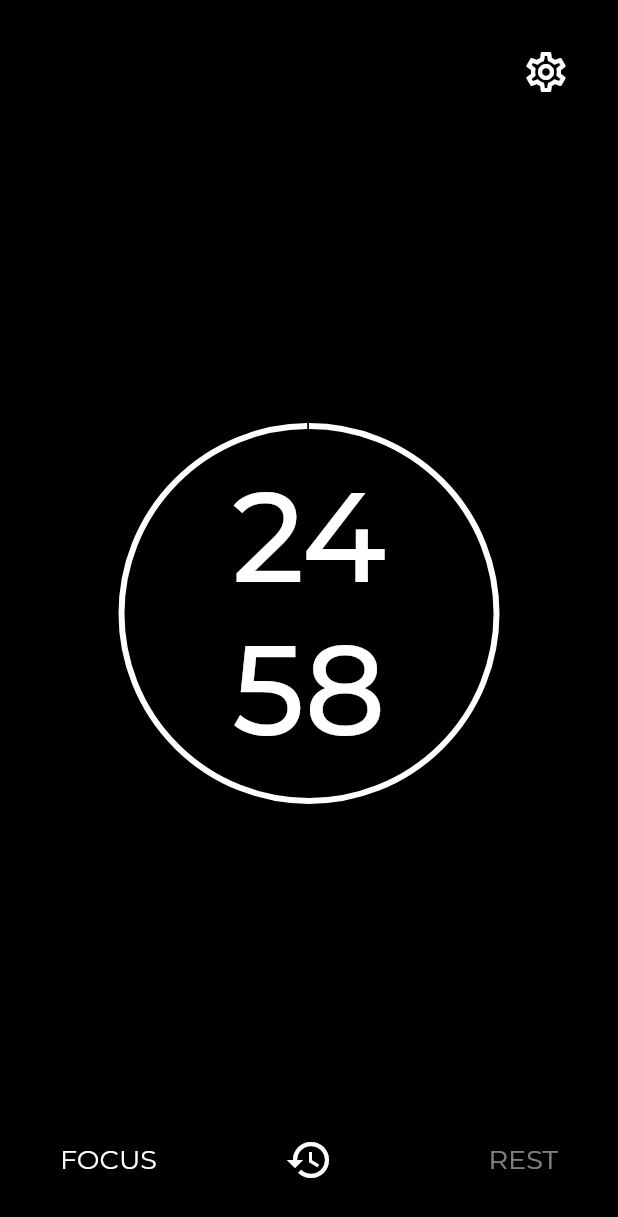
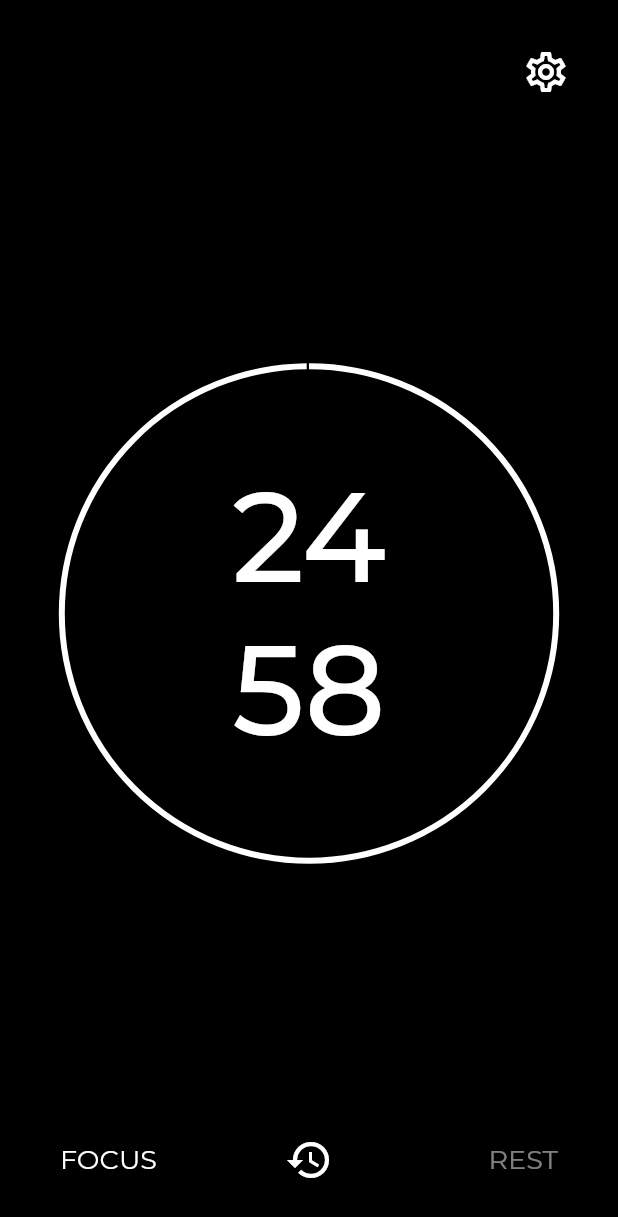
Before and after one commit to VictorDouglasFernandes/pomodoro_to_do_app, a Flutter app: the screen it shows after launch, after a tap on "25", on a phone screen of 412 x 824 dp. Shown: the top 1217 px of the screen. Run offline on Flutter 3.47's test engine with Material 2 defaults, Android fonts, the phone set to English and light mode, and no system bars; our stand-ins replace flutter_local_notifications, flutter_mobx, mobx, shared_preferences; generated files the repository leaves out were written again; project files that could hold a hidden picture were left out.

```diff
--- a/lib/main.dart
+++ b/lib/main.dart
@@ -1,4 +1,5 @@
 import 'package:flutter/material.dart';
+import 'package:flutter/services.dart';
 import 'package:pomodoro_to_do_app/src/features/home/view/home_page.dart';
 import 'package:pomodoro_to_do_app/src/features/notification/services/notification_service.dart';
 import 'package:pomodoro_to_do_app/src/features/settings/view/settings_page.dart';
@@ -6,6 +7,7 @@ import 'package:pomodoro_to_do_app/src/features/settings/view/settings_page.dart
 void main() async {
   WidgetsFlutterBinding.ensureInitialized();
   await NotificationService().init();
+  await SystemChrome.setPreferredOrientations([DeviceOrientation.portraitUp]);
   runApp(const MyApp());
 }
 
--- a/lib/src/features/home/view/home_page_body.dart
+++ b/lib/src/features/home/view/home_page_body.dart
@@ -16,6 +16,8 @@ class HomePageBody extends StatefulWidget {
 class _HomePageBodyState extends State<HomePageBody> {
   final HomeController _controller = HomeController();
 
+  late Size _size;
+
   @override
   void initState() {
     _controller.getPreviousState();
@@ -24,6 +26,7 @@ class _HomePageBodyState extends State<HomePageBody> {
 
   @override
   Widget build(BuildContext context) {
+    _size = MediaQuery.of(context).size;
     return Padding(
       padding: const EdgeInsets.all(32.0),
       child: Column(
@@ -76,8 +79,8 @@ class _HomePageBodyState extends State<HomePageBody> {
                 return Stack(
                   children: [
                     SizedBox(
-                      height: 250,
-                      width: 250,
+                      height: _getClockHeight(),
+                      width: _getClockHeight(),
                       child: CircularProgressIndicator(
                         value: _controller.percentage(),
                         color: Palette.white,
@@ -96,6 +99,9 @@ class _HomePageBodyState extends State<HomePageBody> {
       ],
     );
   }
+
+  double _getClockHeight() =>
+      (_size.height > _size.width ? _size.width : _size.height) * 0.8;
 
   Widget _buildClock() {
     return Column(
--- a/lib/src/features/notification/services/notification_service.dart
+++ b/lib/src/features/notification/services/notification_service.dart
@@ -19,7 +19,7 @@ class NotificationService {
 
   Future<void> init() async {
     final AndroidInitializationSettings initializationSettingsAndroid =
-        AndroidInitializationSettings('app_icon_test');
+        AndroidInitializationSettings('app_icon');
 
     final InitializationSettings initializationSettings =
         InitializationSettings(android: initializationSettingsAndroid);
```
Also changed, not shown: 19 other files.
